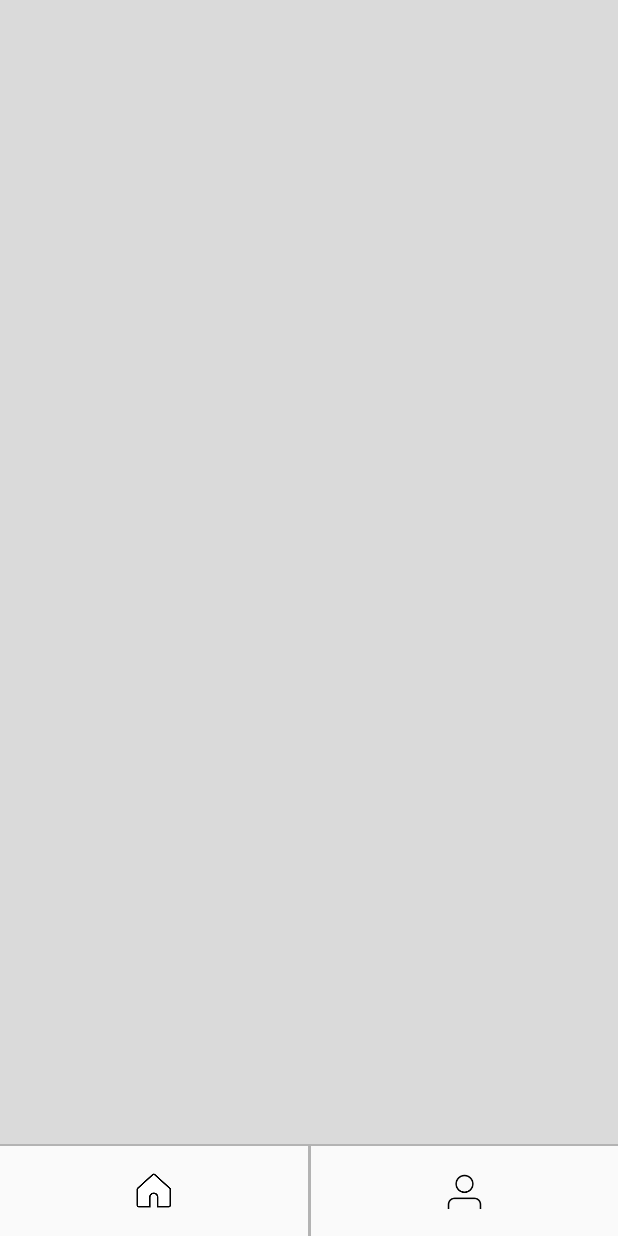
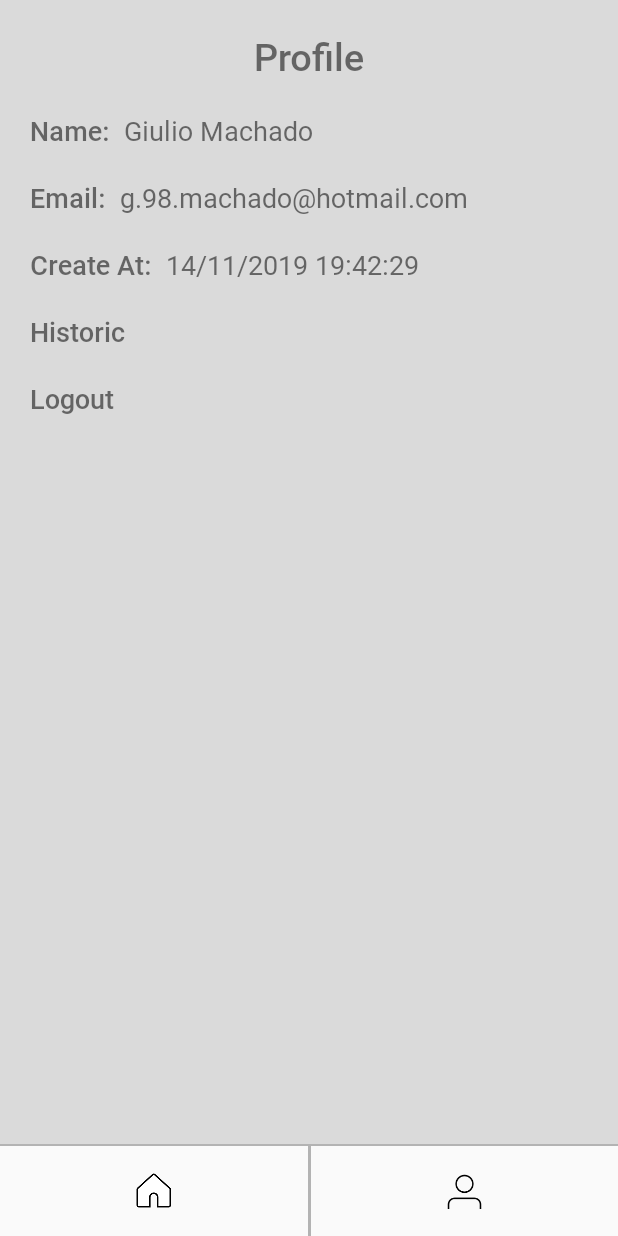
Before and after one commit to Giulio-Giu/MovieSearch, an Android app: the fragment ProfileFragment placed in its activity, on a phone screen of 412 x 824 dp. Run offline under Robolectric (Android 15) with nearby library versions, the phone set to English and light mode, and no system bars; pictures from the network do not load.

Commit message:
Layout do Fragment do Perfil criado

```diff
--- a/app/src/main/AndroidManifest.xml
+++ b/app/src/main/AndroidManifest.xml
@@ -8,7 +8,7 @@
             android:allowBackup="true"
             android:icon="@mipmap/msi_logo"
             android:label="@string/app_name"
-            android:roundIcon="@color/transparent"
+            android:roundIcon="@mipmap/msi_logo"
             android:supportsRtl="true"
             android:theme="@style/Theme.AppCompat.Light.NoActionBar"
             android:usesCleartextTraffic="true">
--- a/app/src/main/res/layout/fragment_profile.xml
+++ b/app/src/main/res/layout/fragment_profile.xml
@@ -1,11 +1,127 @@
 <?xml version="1.0" encoding="utf-8"?>
-<FrameLayout
+<androidx.constraintlayout.widget.ConstraintLayout
         xmlns:android="http://schemas.android.com/apk/res/android"
+        xmlns:app="http://schemas.android.com/apk/res-auto"
         xmlns:tools="http://schemas.android.com/tools"
-        android:layout_width="match_parent"
-        android:layout_height="match_parent"
+        android:layout_width="match_parent" android:layout_height="match_parent"
         android:background="@color/background_gray"
         tools:context=".ui.fragments.ProfileFragment">
 
+    <TextView
+            android:id="@+id/tv_fragmentProfile_title"
+            android:layout_width="wrap_content"
+            android:layout_height="wrap_content"
+            android:layout_marginTop="20dp"
+            android:text="@string/fragmentProfile_title"
+            android:textSize="25sp"
+            app:fontFamily="@font/robotomedium"
+            app:layout_constraintEnd_toEndOf="parent"
+            app:layout_constraintStart_toStartOf="parent"
+            app:layout_constraintTop_toTopOf="parent"/>
 
-</FrameLayout>
+    <TextView
+            android:id="@+id/tv_fragmentProfile_name"
+            android:layout_width="wrap_content"
+            android:layout_height="wrap_content"
+            android:layout_marginTop="20dp"
+            android:layout_marginLeft="20dp"
+            android:layout_marginStart="20dp"
+            android:text="@string/fragmentProfile_name"
+            android:textSize="18sp"
+            app:fontFamily="@font/robotomedium"
+            app:layout_constraintTop_toBottomOf="@id/tv_fragmentProfile_title"
+            app:layout_constraintStart_toStartOf="parent"/>
+
+    <TextView
+            android:id="@+id/tv_fragmentProfile_userName"
+            android:layout_width="wrap_content"
+            android:layout_height="wrap_content"
+            android:layout_marginTop="20dp"
+            android:layout_marginLeft="10dp"
+            android:layout_marginStart="10dp"
+            android:text="@string/fragmentProfile_userName"
+            android:textSize="18sp"
+            app:fontFamily="@font/robotoregular"
+            app:layout_constraintTop_toBottomOf="@id/tv_fragmentProfile_title"
+            app:layout_constraintStart_toEndOf="@id/tv_fragmentProfile_name"/>
+
+    <TextView
+            android:id="@+id/tv_fragmentProfile_email"
+            android:layout_width="wrap_content"
+            android:layout_height="wrap_content"
+            android:layout_marginTop="20dp"
+            android:layout_marginLeft="20dp"
+            android:layout_marginStart="20dp"
+            android:text="@string/fragmentProfile_email"
+            android:textSize="18sp"
+            app:fontFamily="@font/robotomedium"
+            app:layout_constraintTop_toBottomOf="@id/tv_fragmentProfile_name"
+            app:layout_constraintStart_toStartOf="parent"/>
+
+    <TextView
+            android:id="@+id/tv_fragmentProfile_userEmail"
+            android:layout_width="wrap_content"
+            android:layout_height="wrap_content"
+            android:layout_marginTop="20dp"
+            android:layout_marginLeft="10dp"
+            android:layout_marginStart="10dp"
+            android:text="@string/fragmentProfile_userEmail"
+            android:textSize="18sp"
+            app:fontFamily="@font/robotoregular"
+            app:layout_constraintTop_toBottomOf="@id/tv_fragmentProfile_name"
+            app:layout_constraintStart_toEndOf="@id/tv_fragmentProfile_email"/>
+
+    <TextView
+            android:id="@+id/tv_fragmentProfile_createAt"
+            android:layout_width="wrap_content"
+            android:layout_height="wrap_content"
+            android:layout_marginTop="20dp"
+            android:layout_marginLeft="20dp"
+            android:layout_marginStart="20dp"
+            android:text="@string/fragmentProfile_createAt"
+            android:textSize="18sp"
+            app:fontFamily="@font/robotomedium"
+            app:layout_constraintTop_toBottomOf="@id/tv_fragmentProfile_email"
+            app:layout_constraintStart_toStartOf="parent"/>
+
+    <TextView
+            android:id="@+id/tv_fragmentProfile_userCreateAt"
+            android:layout_width="wrap_content"
+            android:layout_height="wrap_content"
+            android:layout_marginTop="20dp"
+            android:layout_marginLeft="10dp"
+            android:layout_marginStart="10dp"
+            android:text="@string/fragmentProfile_userCreateAt"
+            android:textSize="18sp"
+            app:fontFamily="@font/robotoregular"
+            app:layout_constraintTop_toBottomOf="@id/tv_fragmentProfile_email"
+            app:layout_constraintStart_toEndOf="@id/tv_fragmentProfile_createAt"/>
+
+    <TextView
+            android:id="@+id/tv_fragmentProfile_historic"
+            android:layout_width="wrap_content"
+            android:layout_height="wrap_content"
+            android:layout_marginTop="20dp"
+            android:layout_marginLeft="20dp"
+            android:layout_marginStart="20dp"
+            android:text="@string/fragmentProfile_historic"
+            android:textSize="18sp"
+            app:fontFamily="@font/robotomedium"
+            app:layout_constraintTop_toBottomOf="@id/tv_fragmentProfile_createAt"
+            app:layout_constraintStart_toStartOf="parent"/>
+
+    <TextView
+            android:id="@+id/tv_fragmentProfile_logout"
+            android:layout_width="wrap_content"
+            android:layout_height="wrap_content"
+            android:layout_marginTop="20dp"
+            android:layout_marginLeft="20dp"
+            android:layout_marginStart="20dp"
+            android:text="@string/fragmentProfile_logout"
+            android:textSize="18sp"
+            app:fontFamily="@font/robotomedium"
+            app:layout_constraintTop_toBottomOf="@id/tv_fragmentProfile_historic"
+            app:layout_constraintStart_toStartOf="parent"/>
+
+
+</androidx.constraintlayout.widget.ConstraintLayout>
--- a/app/src/main/res/values/strings.xml
+++ b/app/src/main/res/values/strings.xml
@@ -104,10 +104,15 @@
     <string name="itemEpisode_rating">9.3</string>
 
     <!-- fragment_profile -->
+    <string name="fragmentProfile_title">Profile</string>
+    <string name="fragmentProfile_name">Name:</string>
     <string name="fragmentProfile_userName">Giulio Machado</string>
+    <string name="fragmentProfile_email">Email:</string>
     <string name="fragmentProfile_userEmail">g.98.machado@hotmail.com</string>
+    <string name="fragmentProfile_createAt">Create At:</string>
     <string name="fragmentProfile_userCreateAt">14/11/2019 19:42:29</string>
     <string name="fragmentProfile_historic">Historic</string>
+    <string name="fragmentProfile_logout">Logout</string>
 
     <!-- fragment_historic -->
     <string name="fragmentHistoric_title">Historic</string>
```
